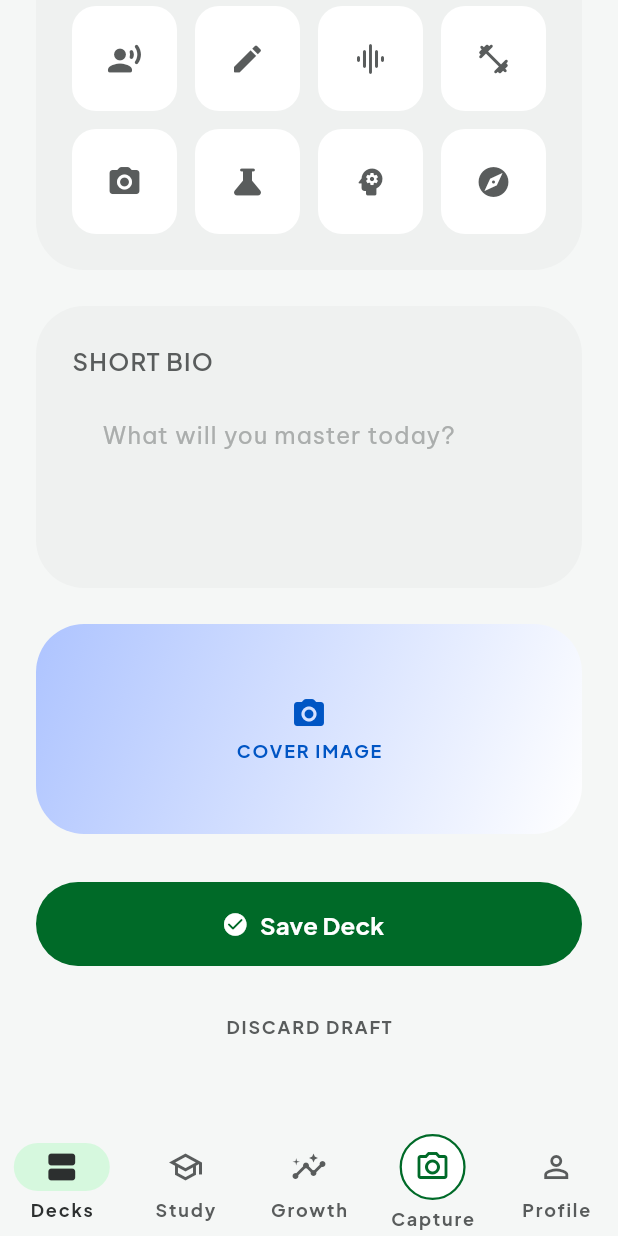
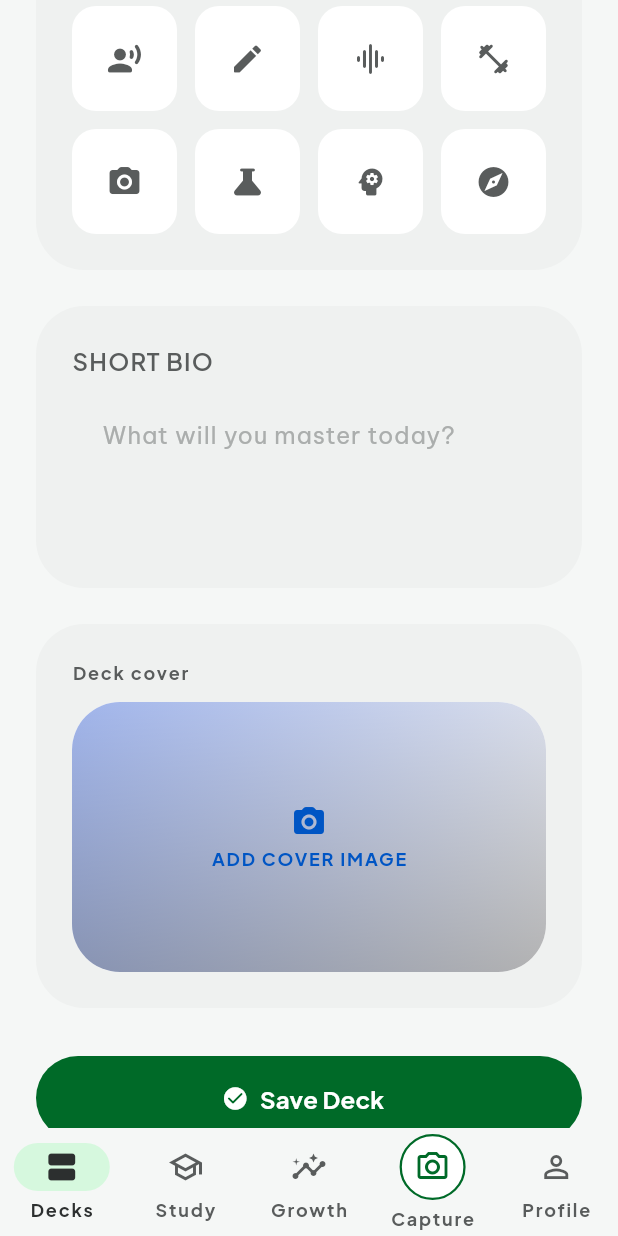
Before and after one commit to LuisMeloArruda/peruse, a Flutter app: the AddDeckScreen screen opened by its route, scrolled down 576 dp, on a phone screen of 412 x 824 dp. Run offline on Flutter 3.47's test engine with Material 3 defaults, Android fonts, the phone set to English and light mode, and no system bars; our stand-ins replace audioplayers, camera, connectivity_plus, drift, flutter_dotenv, flutter_riverpod and 7 more; missing offline and left inert: genkit, genkit_google_genai, google_mlkit_image_labeling, schemantic; accounts and stored records are empty; generated files the repository leaves out were written again.

Commit message:
fix: images in the decks

```diff
--- a/lib/data/local/daos/decks_dao.dart
+++ b/lib/data/local/daos/decks_dao.dart
@@ -32,6 +32,12 @@ class DecksDao extends DatabaseAccessor<AppDatabase> with _$DecksDaoMixin {
     );
   }
 
+  Future<void> updateCoverImageUrl(String id, String? coverImageUrl) async {
+    await (update(decksTable)..where((t) => t.id.equals(id))).write(
+      DecksTableCompanion(coverImageUrl: Value(coverImageUrl)),
+    );
+  }
+
   Future<void> deleteDeck(String id) async {
     await (delete(decksTable)..where((t) => t.id.equals(id))).go();
   }
--- a/lib/data/local/database/app_database.dart
+++ b/lib/data/local/database/app_database.dart
@@ -61,7 +61,7 @@ class AppDatabase extends _$AppDatabase {
   AppDatabase() : super(_openConnection());
 
   @override
-  int get schemaVersion => 7;
+  int get schemaVersion => 8;
 
   @override
   MigrationStrategy get migration => MigrationStrategy(
@@ -99,6 +99,9 @@ class AppDatabase extends _$AppDatabase {
         await m.createTable(userProgressTable);
         await m.createTable(dailyProgressTable);
       }
+      if (from < 8) {
+        await m.addColumn(decksTable, decksTable.coverImageUrl);
+      }
     },
   );
 
--- a/lib/data/local/tables/decks_table.dart
+++ b/lib/data/local/tables/decks_table.dart
@@ -7,6 +7,7 @@ class DecksTable extends Table {
   TextColumn get userId => text()();
   TextColumn get color => text()();
   TextColumn get icon => text()();
+  TextColumn get coverImageUrl => text().nullable()();
   Int64Column get createdAt => int64()();
 
   // Tracks whether the row has been synced with the remote source.
--- a/lib/features/decks/data/repositories/deck_repository_impl.dart
+++ b/lib/features/decks/data/repositories/deck_repository_impl.dart
@@ -165,7 +165,22 @@ class DeckRepositoryImpl implements IDeckRepository {
     await _localDb.decksDao.upsertDeck(model.toCompanion());
 
     try {
-      await _supabase.from('decks').insert(model.toJson());
+      final coverImageUrl = await _resolveDeckCoverUrl(deck);
+      final remoteModel = DeckModel(
+        id: deck.id,
+        name: deck.name,
+        userId: deck.userId,
+        color: deck.color,
+        icon: deck.icon,
+        coverImageUrl: coverImageUrl,
+        createdAt: deck.createdAt,
+        isSynced: true,
+      );
+
+      await _supabase.from('decks').upsert(remoteModel.toJson());
+      if (coverImageUrl != null && coverImageUrl != deck.coverImageUrl) {
+        await _localDb.decksDao.updateCoverImageUrl(deck.id, coverImageUrl);
+      }
       await _localDb.decksDao.updateSyncStatus(deck.id, true);
     } catch (e) {
       debugPrint('Deck sync failed. Saved locally for later retry. Error: $e');
@@ -178,7 +193,22 @@ class DeckRepositoryImpl implements IDeckRepository {
     await _localDb.decksDao.upsertDeck(model.toCompanion());
 
     try {
-      await _supabase.from('decks').update(model.toJson()).eq('id', deck.id);
+      final coverImageUrl = await _resolveDeckCoverUrl(deck);
+      final remoteModel = DeckModel(
+        id: deck.id,
+        name: deck.name,
+        userId: deck.userId,
+        color: deck.color,
+        icon: deck.icon,
+        coverImageUrl: coverImageUrl,
+        createdAt: deck.createdAt,
+        isSynced: true,
+      );
+
+      await _supabase.from('decks').upsert(remoteModel.toJson());
+      if (coverImageUrl != null && coverImageUrl != deck.coverImageUrl) {
+        await _localDb.decksDao.updateCoverImageUrl(deck.id, coverImageUrl);
+      }
       await _localDb.decksDao.updateSyncStatus(deck.id, true);
     } catch (e) {
       debugPrint(
@@ -204,7 +234,23 @@ class DeckRepositoryImpl implements IDeckRepository {
 
       for (final localDeck in unsyncedDecks) {
         final model = DeckModel.fromDrift(localDeck);
-        await _supabase.from('decks').insert(model.toJson());
+        final deckEntity = model.toEntity();
+        final coverImageUrl = await _resolveDeckCoverUrl(deckEntity);
+        final remoteModel = DeckModel(
+          id: deckEntity.id,
+          name: deckEntity.name,
+          userId: deckEntity.userId,
+          color: deckEntity.color,
+          icon: deckEntity.icon,
+          coverImageUrl: coverImageUrl,
+          createdAt: deckEntity.createdAt,
+          isSynced: true,
+        );
+
+        await _supabase.from('decks').upsert(remoteModel.toJson());
+        if (coverImageUrl != null && coverImageUrl != deckEntity.coverImageUrl) {
+          await _localDb.decksDao.updateCoverImageUrl(model.id, coverImageUrl);
+        }
         await _localDb.decksDao.updateSyncStatus(model.id, true);
       }
 
@@ -367,6 +413,34 @@ class DeckRepositoryImpl implements IDeckRepository {
   AppDeck? _mapDeck(LocalDeck? deck) {
     if (deck == null) return null;
     return DeckModel.fromDrift(deck).toEntity();
+  }
+
+  Future<String?> _resolveDeckCoverUrl(AppDeck deck) async {
+    final coverImageUrl = deck.coverImageUrl;
+    if (coverImageUrl == null || coverImageUrl.isEmpty) {
+      return null;
+    }
+
+    if (!_isLocalImagePath(coverImageUrl)) {
+      return coverImageUrl;
+    }
+
+    final userId = _supabase.auth.currentUser?.id;
+    if (userId == null) {
+      debugPrint('Deck cover upload skipped: no authenticated user.');
+      return null;
+    }
+
+    final file = File(coverImageUrl);
+    if (!await file.exists()) {
+      debugPrint('Deck cover upload skipped: local file not found: $coverImageUrl');
+      return null;
+    }
+
+    final extension = p.extension(coverImageUrl).isEmpty ? '.jpg' : p.extension(coverImageUrl);
+    final storagePath = 'decks/$userId/${deck.id}$extension';
+    await _supabase.storage.from('deck-covers').upload(storagePath, file);
+    return _supabase.storage.from('deck-covers').getPublicUrl(storagePath);
   }
 
   AppWord _mapWord(LocalWord word) {
--- a/lib/features/decks/domain/entities/deck.dart
+++ b/lib/features/decks/domain/entities/deck.dart
@@ -4,6 +4,7 @@ class AppDeck {
   final String userId;
   final String color;
   final String icon;
+  final String? coverImageUrl;
   final int createdAt;
 
   const AppDeck({
@@ -12,6 +13,7 @@ class AppDeck {
     required this.userId,
     required this.color,
     required this.icon,
+    this.coverImageUrl,
     required this.createdAt,
   });
 }
--- a/lib/features/decks/presentation/add_deck_screen.dart
+++ b/lib/features/decks/presentation/add_deck_screen.dart
@@ -1,6 +1,10 @@
+import 'dart:io';
+
 import 'package:flutter/material.dart';
 import 'package:flutter_riverpod/flutter_riverpod.dart';
 import 'package:go_router/go_router.dart';
+import 'package:image_picker/image_picker.dart';
+import 'package:permission_handler/permission_handler.dart';
 
 import 'package:peruse/core/theme/theme.dart';
 import 'package:peruse/core/widgets/peruse_text_field.dart';
@@ -14,9 +18,11 @@ class AddDeckScreen extends ConsumerStatefulWidget {
 }
 
 class _AddDeckScreenState extends ConsumerState<AddDeckScreen> {
+  final _imagePicker = ImagePicker();
   final _nameController = TextEditingController();
   final _bioController = TextEditingController();
 
+  String? _coverImagePath;
   int _selectedColorIndex = 0;
   int _selectedIconIndex = 0;
 
@@ -25,6 +31,34 @@ class _AddDeckScreenState extends ConsumerState<AddDeckScreen> {
     _nameController.dispose();
     _bioController.dispose();
     super.dispose();
+  }
+
+  Future<void> _pickCoverImage() async {
+    final permission = await Permission.photos.request();
+    if (!permission.isGranted) {
+      if (mounted) {
+        ScaffoldMessenger.of(context).showSnackBar(
+          const SnackBar(
+            content: Text('Allow photo library access to choose a deck cover.'),
+          ),
+        );
+      }
+      return;
+    }
+
+    final image = await _imagePicker.pickImage(
+      source: ImageSource.gallery,
+      imageQuality: 85,
+      maxWidth: 1600,
+    );
+
+    if (!mounted || image == null) {
+      return;
+    }
+
+    setState(() {
+      _coverImagePath = image.path;
+    });
   }
 
   Future<void> _saveDeck() async {
@@ -42,7 +76,12 @@ class _AddDeckScreenState extends ConsumerState<AddDeckScreen> {
 
     await ref
         .read(decksProvider.notifier)
-        .createDeck(name: name, color: color, icon: icon);
+        .createDeck(
+          name: name,
+          color: color,
+          icon: icon,
+          coverImageUrl: _coverImagePath,
+        );
 
     if (mounted) {
       context.pop();
@@ -143,7 +182,24 @@ class _AddDeckScreenState extends ConsumerState<AddDeckScreen> {
                 ),
               ),
               const SizedBox(height: AppSpacing.lg),
-              _CoverImageCard(),
+              _SectionCard(
+                child: Column(
+                  crossAxisAlignment: CrossAxisAlignment.start,
+                  children: [
+                    Text(
+                      'Deck cover',
+                      style: context.textTheme.labelSmall?.copyWith(
+                        letterSpacing: 1.2,
+                      ),
+                    ),
+                    const SizedBox(height: AppSpacing.sm),
+                    _CoverImageCard(
+                      imagePath: _coverImagePath,
+                      onTap: _pickCoverImage,
+                    ),
+                  ],
+                ),
+              ),
               const SizedBox(height: AppSpacing.xl),
               FilledButton.icon(
                 onPressed: _saveDeck,
@@ -341,29 +397,71 @@ class _IconTile extends StatelessWidget {
 }
 
 class _CoverImageCard extends StatelessWidget {
+  const _CoverImageCard({required this.imagePath, required this.onTap});
+
+  final String? imagePath;
+  final VoidCallback onTap;
+
   @override
   Widget build(BuildContext context) {
-    return Container(
-      height: 140,
+    final hasImage = imagePath != null && imagePath!.isNotEmpty;
+
+    return InkWell(
+      onTap: onTap,
+      borderRadius: BorderRadius.circular(AppRadius.xxl),
+      child: Container(
+        height: 180,
+        decoration: BoxDecoration(
+          borderRadius: BorderRadius.circular(AppRadius.xxl),
+          color: AppColors.surfaceContainer,
+          image: hasImage
+              ? DecorationImage(
+                  image: FileImage(File(imagePath!)),
+                  fit: BoxFit.cover,
+                )
+              : null,
+        ),
+        child: Stack(
+          fit: StackFit.expand,
+          children: [
+            if (!hasImage)
+              Container(
+                decoration: BoxDecoration(
+                  borderRadius: BorderRadius.circular(AppRadius.xxl),
+                  gradient: const LinearGradient(
+                    begin: Alignment.topLeft,
+                    end: Alignment.bottomRight,
+                    colors: [Color(0xFFAEC4FF), AppColors.surfaceContainer],
+                  ),
+                ),
+              ),
+            DecoratedBox(
               decoration: BoxDecoration(
                 borderRadius: BorderRadius.circular(AppRadius.xxl),
                 gradient: LinearGradient(
-          begin: Alignment.topLeft,
-          end: Alignment.bottomRight,
-          colors: [const Color(0xFFAEC4FF), AppColors.surfaceContainer],
+                  begin: Alignment.topCenter,
+                  end: Alignment.bottomCenter,
+                  colors: [
+                    Colors.black.withValues(alpha: 0.08),
+                    Colors.black.withValues(alpha: 0.30),
+                  ],
                 ),
               ),
-      child: Center(
+            ),
+            Center(
               child: Column(
                 mainAxisSize: MainAxisSize.min,
                 children: [
                   const Icon(Icons.photo_camera_rounded, color: AppColors.link),
                   const SizedBox(height: AppSpacing.xxs),
                   Text(
-              'COVER IMAGE',
+                    hasImage ? 'CHANGE COVER IMAGE' : 'ADD COVER IMAGE',
                     style: context.textTheme.labelSmall?.copyWith(
                       letterSpacing: 1.2,
                       color: AppColors.link,
+                    ),
+                  ),
+                ],
               ),
             ),
           ],
--- a/lib/features/decks/presentation/controller/decks_notifier.dart
+++ b/lib/features/decks/presentation/controller/decks_notifier.dart
@@ -20,6 +20,7 @@ class DecksNotifier extends _$DecksNotifier {
     required String name,
     required String color,
     required String icon,
+    String? coverImageUrl,
   }) async {
     final authRepository = ref.read(authRepositoryProvider);
     final user = authRepository.currentUser;
@@ -35,6 +36,7 @@ class DecksNotifier extends _$DecksNotifier {
       userId: user.id,
       color: color,
       icon: icon,
+      coverImageUrl: coverImageUrl,
       createdAt: DateTime.now().millisecondsSinceEpoch,
     );
 
--- a/pubspec.yaml
+++ b/pubspec.yaml
@@ -20,9 +20,11 @@ dependencies:
   google_fonts: ^8.1.0
   google_sign_in: ^7.2.0
   drift_flutter: ^0.3.0
+  permission_handler: ^11.4.0
   uuid: ^4.5.1
   connectivity_plus: ^7.1.1
   camera: ^0.12.0+1
+  image_picker: ^1.1.2
   google_mlkit_image_labeling: ^0.14.2
   drift: ^2.25.0
   path: ^1.9.1
```
Also changed, not shown: lib/features/decks/data/models/deck_model.dart (+9 -0 lines), lib/features/decks/presentation/decks_screen.dart (+66 -3 lines), pubspec.lock, 3 other files. Lines whose indentation alone changed are shown as unchanged.
